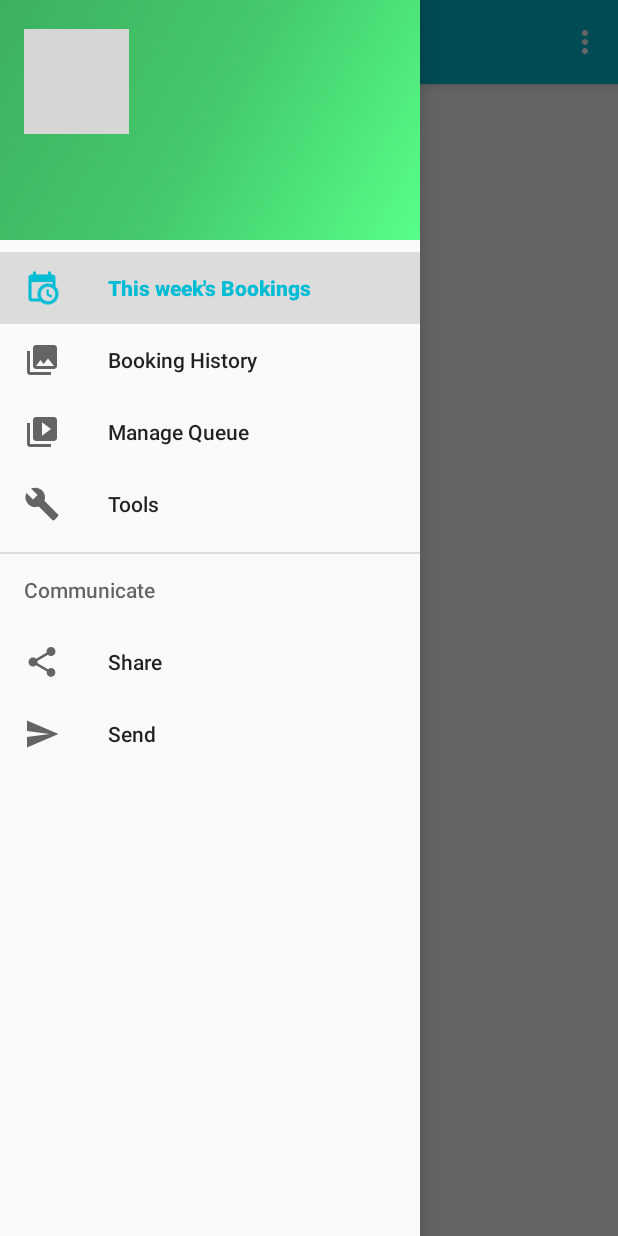
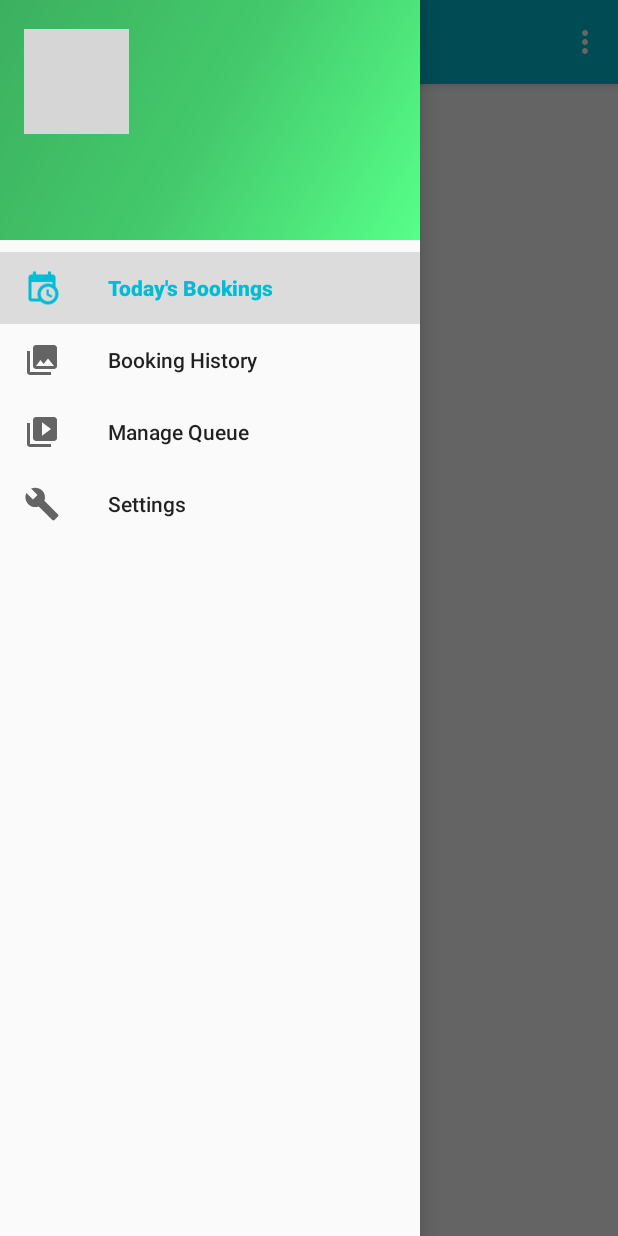
Before and after one commit to singhpriyanshu5/Health2U, an Android app: the AdminNavigation screen opened directly, with no data from a screen before it, with the side drawer open, on a phone screen of 412 x 824 dp. Run offline under Robolectric (Android 15) with nearby library versions, the phone set to English and light mode, and no system bars; libraries missing offline, so code that uses them is left out: com.parse; 5 statements that could not run were skipped; grey boxes are pictures that could not be loaded.

Commit message:
final commit

```diff
--- a/app/src/main/AndroidManifest.xml
+++ b/app/src/main/AndroidManifest.xml
@@ -25,7 +25,7 @@
     <application
         android:name=".App"
         android:allowBackup="true"
-        android:icon="@drawable/health_logo"
+        android:icon="@drawable/health_logo_new"
         android:label="@string/app_name"
         android:supportsRtl="true"
         android:theme="@style/AppTheme">
--- a/app/src/main/java/com/example/priyanshu/health2u/AdminNavigation.java
+++ b/app/src/main/java/com/example/priyanshu/health2u/AdminNavigation.java
@@ -22,11 +22,12 @@ public class AdminNavigation extends AppCompatActivity
     private String clinic_name="";
     private String clinic_address="";
 
+    Toolbar toolbar;
     @Override
     protected void onCreate(Bundle savedInstanceState) {
         super.onCreate(savedInstanceState);
         setContentView(R.layout.activity_admin_navigation);
-        Toolbar toolbar = (Toolbar) findViewById(R.id.toolbar);
+        toolbar = (Toolbar) findViewById(R.id.toolbar);
         setSupportActionBar(toolbar);
         //frame = (FrameLayout) findViewById(R.id.fragment);
         Intent i = getIntent();
@@ -108,12 +109,14 @@ public class AdminNavigation extends AppCompatActivity
         Fragment fragment = null;
 
         if (id == R.id.nav_bookings) {
+            toolbar.setTitle("Today's Bookings");
             fragment = new AdminBookingFragment();
             Bundle bundle = new Bundle();
             Log.d("AdminNavigation", "clinic: " + clinic_name);
             bundle.putString("clinic_name", clinic_name);
             fragment.setArguments(bundle);
         } else if (id == R.id.nav_booking_history) {
+            toolbar.setTitle("Booking History");
             fragment = new AdminBookingFragment();
             Bundle bundle = new Bundle();
             Log.d("AdminNavigation", "clinic: " + clinic_name);
@@ -122,6 +125,7 @@ public class AdminNavigation extends AppCompatActivity
             fragment.setArguments(bundle);
 
         } else if (id == R.id.nav_manage_queue) {
+            toolbar.setTitle("Manage Queue");
             fragment = new ManageQueueFragment();
             Bundle bundle = new Bundle();
             Log.d("AdminNavigation", "clinic: " + clinic_name);
@@ -129,10 +133,6 @@ public class AdminNavigation extends AppCompatActivity
             fragment.setArguments(bundle);
 
         } else if (id == R.id.nav_manage) {
-
-        } else if (id == R.id.nav_share) {
-
-        } else if (id == R.id.nav_send) {
 
         }
 
--- a/app/src/main/java/com/example/priyanshu/health2u/QueueActivity.java
+++ b/app/src/main/java/com/example/priyanshu/health2u/QueueActivity.java
@@ -95,7 +95,7 @@ public class QueueActivity extends AppCompatActivity {
                                 your_queue_tv.setText(String.valueOf(your_queue));
                                 //current_queue = latest_queue + 20;
                                 current_queue_tv.setText(String.valueOf(current_queue));
-                                estimated_time_tv.setText(String.valueOf(est_time));
+                                estimated_time_tv.setText(String.valueOf(est_time) + " mins");
                                 clinic_name_tv = (TextView) findViewById(R.id.clinic_name_tv);
                                 clinic_name_tv.setText(clinic_name);
                                 frame_initial.setVisibility(View.GONE);
--- a/app/src/main/java/com/example/priyanshu/health2u/QueueDetails.java
+++ b/app/src/main/java/com/example/priyanshu/health2u/QueueDetails.java
@@ -70,7 +70,7 @@ public class QueueDetails extends AppCompatActivity {
                                         clinic_name_tv.setText(clinic_name);
                                         your_queue_tv.setText(String.valueOf(your_queue));
                                         current_queue_tv.setText(String.valueOf(current_queue));
-                                        estimated_time_tv.setText(String.valueOf(estimated_wait) + "mins");
+                                        estimated_time_tv.setText(String.valueOf(estimated_wait) + " mins");
                                         patient_name_tv.setText(patient_name);
                                         frame_main.setVisibility(View.VISIBLE);
 
--- a/app/src/main/java/com/example/priyanshu/health2u/QueueFragment.java
+++ b/app/src/main/java/com/example/priyanshu/health2u/QueueFragment.java
@@ -10,6 +10,7 @@ import android.view.LayoutInflater;
 import android.view.View;
 import android.view.ViewGroup;
 import android.widget.ListView;
+import android.widget.RelativeLayout;
 
 import com.parse.FindCallback;
 import com.parse.ParseException;
@@ -30,6 +31,7 @@ public class QueueFragment extends Fragment {
     ArrayList<ListModelQueue> CustomArr = new ArrayList<>();
     private String user_name;
     ListView list;
+    RelativeLayout loadingPanel;
 
     public QueueFragment() {
         // Required empty public constructor
@@ -41,6 +43,8 @@ public class QueueFragment extends Fragment {
                              Bundle savedInstanceState) {
         // Inflate the layout for this fragment
         View rootView = inflater.inflate(R.layout.fragment_queue, container, false);
+        loadingPanel = (RelativeLayout)rootView.findViewById(R.id.loadingPanel);
+        loadingPanel.setVisibility(View.VISIBLE);
         user_name = getArguments().getString("user_name");
         res = getResources();
         list = (ListView)rootView.findViewById(R.id.list_queue);
@@ -64,6 +68,7 @@ public class QueueFragment extends Fragment {
                                 public void done(List<ParseObject> objects, ParseException e) {
                                     if (e == null) {
                                         if (objects.size() > 0) {
+                                            loadingPanel.setVisibility(View.GONE);
                                             int current_queue = objects.get(0).getInt("current_queue");
                                             Log.d("QueueFragment", "xxxxxxyyyyyy" + objectId);
                                             CustomArr.add(setListData(patient_name, clinic_name, your_queue, objectId, current_queue));
--- a/app/src/main/java/com/example/priyanshu/health2u/UserNavigation.java
+++ b/app/src/main/java/com/example/priyanshu/health2u/UserNavigation.java
@@ -175,6 +175,7 @@ public class UserNavigation extends AppCompatActivity implements NavigationView.
         if (isOrigiin == true) {
             //selectItem(1);
             toolbar.setTitle("Bookings list");
+            Log.d("UserNavigation", toolbar.getTitle().toString());
             Fragment fragment = new BookingFragment();
             Bundle bundle = new Bundle();
             bundle.putString("user_name", current_user_name);
@@ -339,7 +340,7 @@ public class UserNavigation extends AppCompatActivity implements NavigationView.
                 newLocation.setLongitude(arr[1]);
 
                 float dist = newLocation.distanceTo(mLastLocation)/1000;
-                if(dist<3) {
+                if(dist<5) {
 
                     map.setOnMarkerClickListener(this);
 
@@ -535,8 +536,6 @@ public class UserNavigation extends AppCompatActivity implements NavigationView.
             fragment = new SettingsFragment();
             toolbar.setTitle("Settings");
 
-        }  else if (id == R.id.nav_send) {
-
         }
 
         if(position!=0 && position!=1) {
--- a/app/src/main/res/layout/fragment_admin_booking.xml
+++ b/app/src/main/res/layout/fragment_admin_booking.xml
@@ -28,7 +28,7 @@
             android:layout_height="wrap_content"
             android:background="#003A94"
             android:paddingLeft="10dp"
-            android:text="Bookings for this week"
+            android:text="Bookings for today "
             android:textColor="#FFF"
             android:textSize="26sp" />
 
--- a/app/src/main/res/menu/activity_admin_navigation_drawer.xml
+++ b/app/src/main/res/menu/activity_admin_navigation_drawer.xml
@@ -5,7 +5,7 @@
         <item
             android:id="@+id/nav_bookings"
             android:icon="@drawable/booking"
-            android:title="This week's Bookings" />
+            android:title="Today's Bookings" />
         <item
             android:id="@+id/nav_booking_history"
             android:icon="@drawable/ic_menu_gallery"
@@ -17,20 +17,9 @@
         <item
             android:id="@+id/nav_manage"
             android:icon="@drawable/ic_menu_manage"
-            android:title="Tools" />
+            android:title="Settings" />
     </group>
 
-    <item android:title="Communicate">
-        <menu>
-            <item
-                android:id="@+id/nav_share"
-                android:icon="@drawable/ic_menu_share"
-                android:title="Share" />
-            <item
-                android:id="@+id/nav_send"
-                android:icon="@drawable/ic_menu_send"
-                android:title="Send" />
-        </menu>
-    </item>
+
 
 </menu>
```
Also changed, not shown: app/src/main/java/com/example/priyanshu/health2u/BookingFragment.java (+6 -7 lines), app/src/main/java/com/example/priyanshu/health2u/FetchAddressIntentService.java (+12 -1 lines), app/src/main/java/com/example/priyanshu/health2u/ManageQueueFragment.java (+9 -2 lines), app/src/main/java/com/example/priyanshu/health2u/PatientDetails.java (+16 -8 lines), app/src/main/res/layout/activity_queue.xml (+18 -13 lines), app/src/main/res/layout/activity_splash.xml (+4 -3 lines), app/src/main/res/layout/com_parse_ui_parse_login_fragment.xml (+4 -3 lines), app/src/main/res/layout/fragment_manage_queue.xml (+14 -0 lines), app/src/main/res/layout/fragment_queue.xml (+15 -1 lines), app/src/main/res/drawable/health_logo_new.jpg (added).
